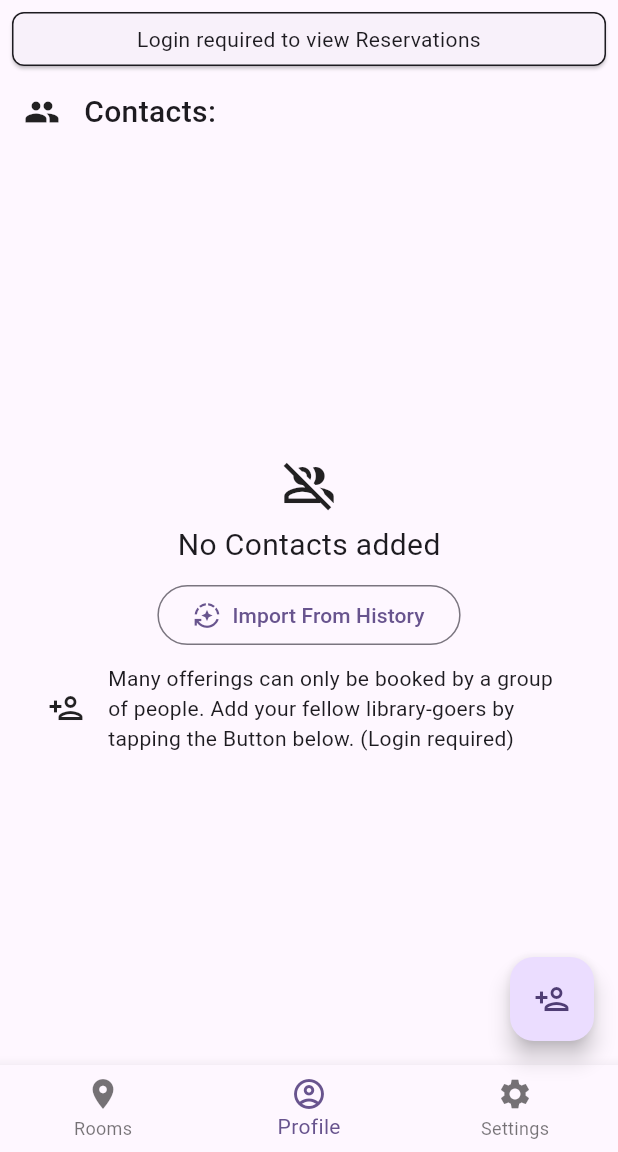
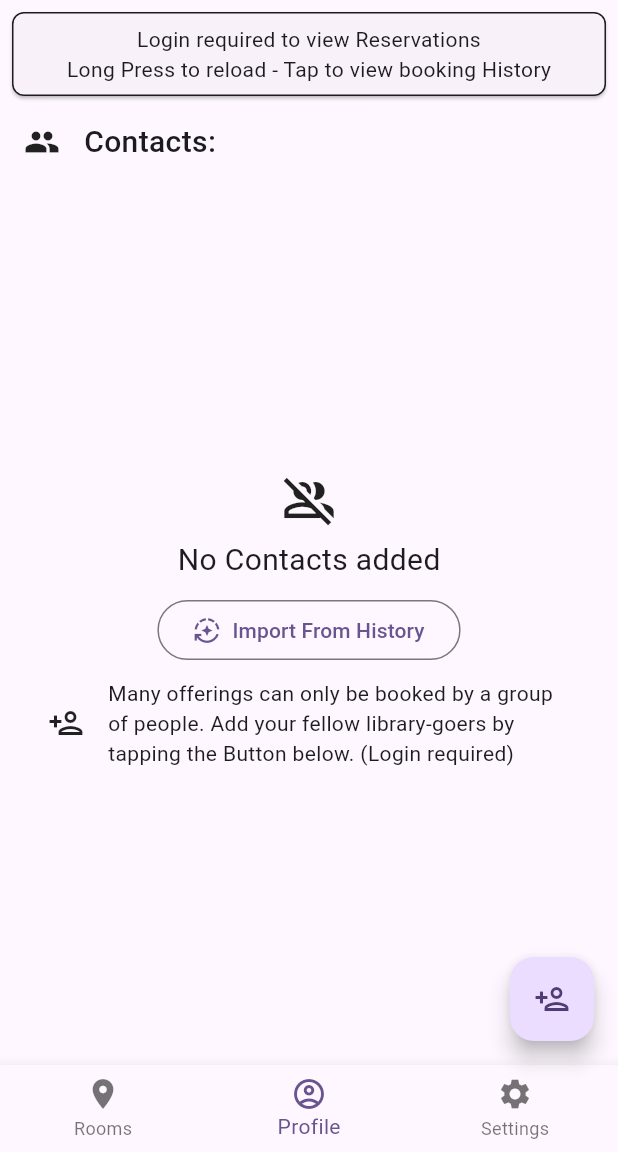
Before and after one commit to Kreavita/ntu-library-companion, a Flutter app: the screen it shows after launch, swiped to page 2, on a phone screen of 412 x 824 dp, the part 84-1236 px from its top. Run offline on Flutter 3.47's test engine with Material 3 defaults, Android fonts, the light colour scheme and no system bars; our stand-ins replace cached_network_image, expandable_page_view, local_auth; missing offline and left inert: json_store; accounts and stored records are empty; statements that could not run were skipped.

Commit message:
Fix: Always show BookingBanner Tooltip

```diff
--- a/lib/screens/profile/booking_banner.dart
+++ b/lib/screens/profile/booking_banner.dart
@@ -82,7 +82,8 @@ class _ReservationBannerState extends State<ReservationBanner> {
           },
           child: Padding(
             padding: EdgeInsets.all(8.0),
-            child:
+            child: Column(
+              children: [
                 (_booking != null)
                     ? ReservationInfo(booking: _booking!)
                     : ((_fetchStarted && !_fetchCompleted)
@@ -91,10 +92,13 @@ class _ReservationBannerState extends State<ReservationBanner> {
                           child: Text(
                             (_settings?.get("credentials") == null)
                                 ? "Login required to view Reservations"
-                                : "No Active Reservation\nLong Press to reload - Tap to view booking History",
+                                : "No Active Reservation",
                             textAlign: TextAlign.center,
                           ),
                         )),
+                Text("Long Press to reload - Tap to view booking History"),
+              ],
+            ),
           ),
         ),
       ),
```
